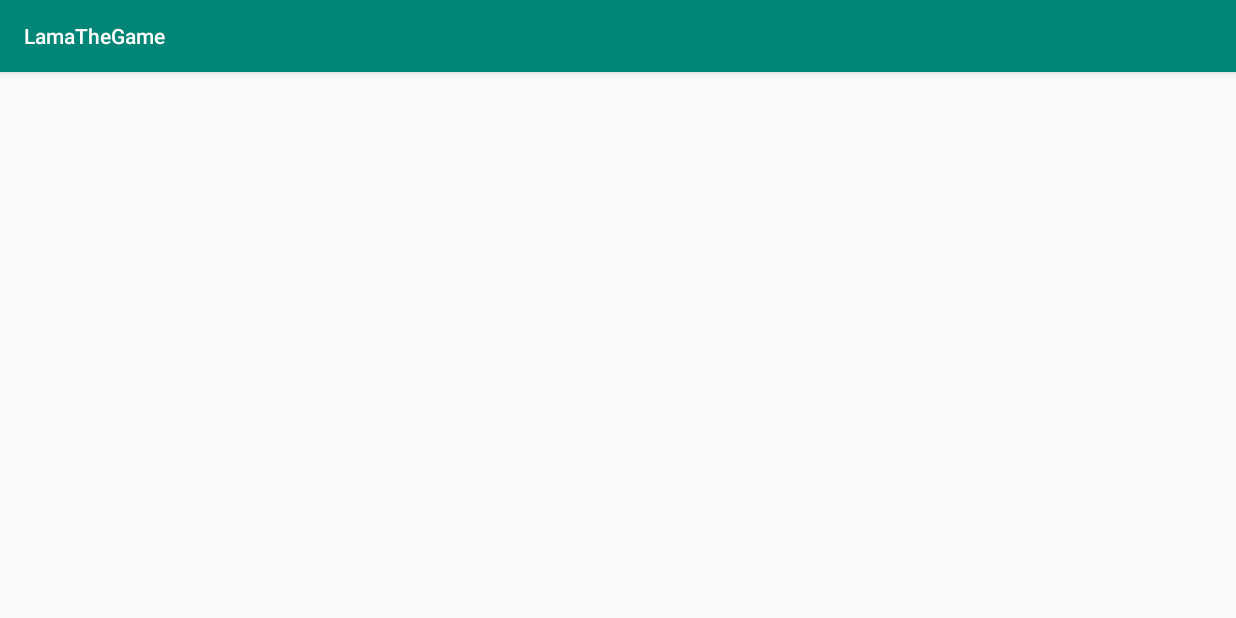
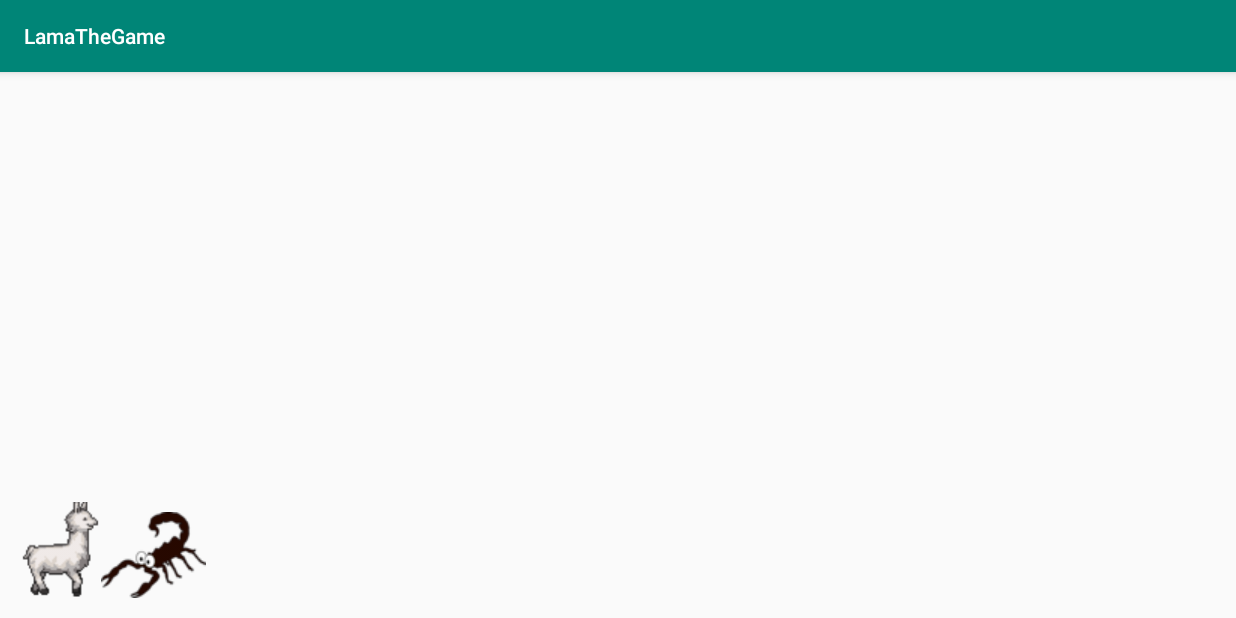
Before and after one commit to Clementlecaloch/LamaTheGame, an Android app: the Jeu screen opened directly, with no data from a screen before it, on a phone screen of 824 x 412 dp (held sideways). Run offline under Robolectric (Android 15) with nearby library versions, the phone set to English and light mode, and no system bars.

Commit message:
ajout images et debut jeu

```diff
--- /dev/null
+++ b/app/src/main/java/com/example/lamathegame/Character.java
@@ -0,0 +1,16 @@
+package com.example.lamathegame;
+
+import android.graphics.drawable.AnimationDrawable;
+import android.widget.ImageView;
+
+public class Character {
+    private ImageView imagePersonnage;
+
+    public Character(ImageView image) {
+        this.imagePersonnage = image;
+    }
+
+    public ImageView getImagePersonnage() {
+        return imagePersonnage;
+    }
+}
--- /dev/null
+++ b/app/src/main/java/com/example/lamathegame/EnnemyObstacle.java
@@ -0,0 +1,14 @@
+package com.example.lamathegame;
+
+import android.widget.ImageView;
+
+public class EnnemyObstacle extends Character {
+
+    public EnnemyObstacle(ImageView image) {
+        super(image);
+    }
+
+    public void move() {
+        return;
+    }
+}
--- a/app/src/main/java/com/example/lamathegame/Jeu.java
+++ b/app/src/main/java/com/example/lamathegame/Jeu.java
@@ -1,13 +1,30 @@
 package com.example.lamathegame;
 
 import android.os.Bundle;
+import android.widget.ImageView;
 
 import androidx.appcompat.app.AppCompatActivity;
 
+import java.util.Timer;
+
 public class Jeu  extends AppCompatActivity {
+    Lama lama;
+    EnnemyObstacle scorpion;
+
     @Override
     protected void onCreate(Bundle savedInstanceState) {
         super.onCreate(savedInstanceState);
         setContentView(R.layout.jeu);
+
+        Timer timer = new Timer();
+        ImageView lamaImageView = (ImageView) findViewById(R.id.lamaImageView);
+        ImageView scorpionImageView = (ImageView) findViewById(R.id.scorpionImageView);
+
+        //creation du lama du jeu
+        lama = new Lama(lamaImageView);
+        lama.startAnimation();
+
+        //creation d'un scorpion
+        scorpion = new EnnemyObstacle(scorpionImageView);
     }
 }
--- /dev/null
+++ b/app/src/main/java/com/example/lamathegame/Lama.java
@@ -0,0 +1,21 @@
+package com.example.lamathegame;
+
+import android.graphics.drawable.AnimationDrawable;
+import android.widget.ImageView;
+
+public class Lama extends Character {
+    boolean onJump;
+
+    public Lama(ImageView image) {
+        super(image);
+    }
+
+    public void startAnimation() {
+        AnimationDrawable lamaAnimation = (AnimationDrawable) this.getImagePersonnage().getBackground();
+        lamaAnimation.start();
+    }
+
+    public void jump() {
+
+    }
+}
--- a/app/src/main/java/com/example/lamathegame/Menu.java
+++ b/app/src/main/java/com/example/lamathegame/Menu.java
@@ -7,6 +7,8 @@ import android.graphics.drawable.AnimationDrawable;
 import android.media.MediaPlayer;
 import android.os.Bundle;
 import android.view.View;
+import android.view.Window;
+import android.view.WindowManager;
 import android.widget.ImageView;
 
 public class Menu extends AppCompatActivity {
@@ -16,8 +18,10 @@ public class Menu extends AppCompatActivity {
         super.onCreate(savedInstanceState);
         setContentView(R.layout.menu);
 
+        //pour enlever le titre
+        //this.requestWindowFeature(Window.FEATURE_NO_TITLE);
+
         ImageView lamaImageView = (ImageView) findViewById(R.id.lamaAnimationMenu);
-        lamaImageView.setBackgroundResource(R.drawable.lama_animation);
         AnimationDrawable lamaAnimation = (AnimationDrawable) lamaImageView.getBackground();
         lamaAnimation.start();
 
--- /dev/null
+++ b/app/src/main/res/drawable/lama_animation_mini.xml
@@ -0,0 +1,8 @@
+<?xml version="1.0" encoding="utf-8"?>
+<animation-list android:oneshot="false"
+    xmlns:android="http://schemas.android.com/apk/res/android">
+    <item android:drawable="@drawable/tile012_mini" android:duration="200"></item>
+    <item android:drawable="@drawable/tile013_mini" android:duration="200"></item>
+    <item android:drawable="@drawable/tile014_mini" android:duration="200"></item>
+    <item android:drawable="@drawable/tile015_mini" android:duration="200"></item>
+</animation-list>
--- a/app/src/main/res/layout/jeu.xml
+++ b/app/src/main/res/layout/jeu.xml
@@ -1,6 +1,31 @@
 <?xml version="1.0" encoding="utf-8"?>
-<LinearLayout xmlns:android="http://schemas.android.com/apk/res/android"
-    android:orientation="vertical" android:layout_width="match_parent"
-    android:layout_height="match_parent">
+<androidx.constraintlayout.widget.ConstraintLayout xmlns:android="http://schemas.android.com/apk/res/android"
+    xmlns:app="http://schemas.android.com/apk/res-auto"
+    xmlns:tools="http://schemas.android.com/tools"
+    android:layout_width="match_parent"
+    android:layout_height="match_parent"
+    tools:context=".Jeu">
 
-</LinearLayout>
+    <LinearLayout xmlns:android="http://schemas.android.com/apk/res/android"
+        android:orientation="horizontal" android:layout_width="match_parent"
+        android:layout_height="match_parent">
+
+        <ImageView
+            android:id="@+id/lamaImageView"
+            android:layout_width="wrap_content"
+            android:layout_height="wrap_content"
+            android:layout_marginLeft="20px"
+            android:layout_marginBottom="20px"
+            android:layout_gravity="bottom|left"
+            android:background="@drawable/lama_animation_mini" ></ImageView>
+
+        <ImageView
+            android:id="@+id/scorpionImageView"
+            android:layout_width="wrap_content"
+            android:layout_height="wrap_content"
+            android:background="@drawable/scorpion"
+            android:layout_gravity="bottom|right"
+            android:layout_marginBottom="20px" ></ImageView>
+
+    </LinearLayout>
+</androidx.constraintlayout.widget.ConstraintLayout>
--- a/app/src/main/res/layout/menu.xml
+++ b/app/src/main/res/layout/menu.xml
@@ -9,12 +9,14 @@
     <ImageView
         android:id="@+id/lamaAnimationMenu"
         android:layout_width="wrap_content"
-        android:layout_height="wrap_content"></ImageView>
+        android:layout_height="wrap_content"
+        android:background="@drawable/lama_animation"></ImageView>
 
     <LinearLayout
         android:layout_width="match_parent"
         android:layout_height="match_parent"
         android:orientation="vertical">
+
 
         <TextView
             android:id="@+id/textView"
```
Also changed, not shown: app/src/main/res/drawable/scorpion.png, app/src/main/res/drawable/scorpion_fullsize.png (added), app/src/main/res/drawable/tile012_mini.png (added), app/src/main/res/drawable/tile013_mini.png (added), app/src/main/res/drawable/tile014_mini.png (added), app/src/main/res/drawable/tile015_mini.png (added).
